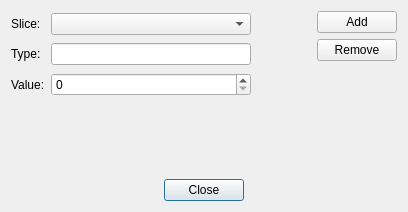
Above: Viewer3D/editslicesdialog.ui from fsoos74/su before the change. Below: the same form after it.
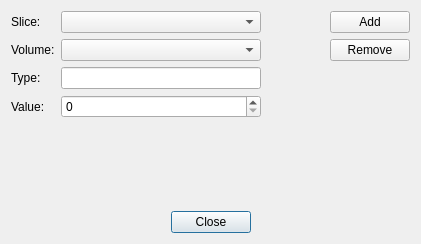
That is the form after the change.

Commit message: -volume viewer can now display different volumes on each surface. -zoom in and out buttons in gatherviewer work properly.

Diff of the .ui file:
```diff
--- a/Viewer3D/editslicesdialog.ui
+++ b/Viewer3D/editslicesdialog.ui
@@ -6,8 +6,8 @@
    <rect>
     <x>0</x>
     <y>0</y>
-    <width>408</width>
-    <height>212</height>
+    <width>421</width>
+    <height>244</height>
    </rect>
   </property>
   <property name="windowTitle">
@@ -45,29 +45,39 @@
         </widget>
        </item>
        <item row="1" column="0">
+        <widget class="QLabel" name="label_4">
+         <property name="text">
+          <string>Volume:</string>
+         </property>
+        </widget>
+       </item>
+       <item row="1" column="1">
+        <widget class="QComboBox" name="cbVolume"/>
+       </item>
+       <item row="2" column="0">
         <widget class="QLabel" name="label_2">
          <property name="text">
           <string>Type:</string>
          </property>
         </widget>
        </item>
-       <item row="2" column="0">
-        <widget class="QLabel" name="label_3">
-         <property name="text">
-          <string>Value:</string>
-         </property>
-        </widget>
-       </item>
        <item row="2" column="1">
-        <widget class="QSpinBox" name="sbValue"/>
-       </item>
-       <item row="1" column="1">
         <widget class="QLineEdit" name="leType">
          <property name="readOnly">
           <bool>true</bool>
          </property>
         </widget>
        </item>
+       <item row="3" column="0">
+        <widget class="QLabel" name="label_3">
+         <property name="text">
+          <string>Value:</string>
+         </property>
+        </widget>
+       </item>
+       <item row="3" column="1">
+        <widget class="QSpinBox" name="sbValue"/>
+       </item>
       </layout>
      </item>
      <item>
```
The commit also changes 46 other files.
